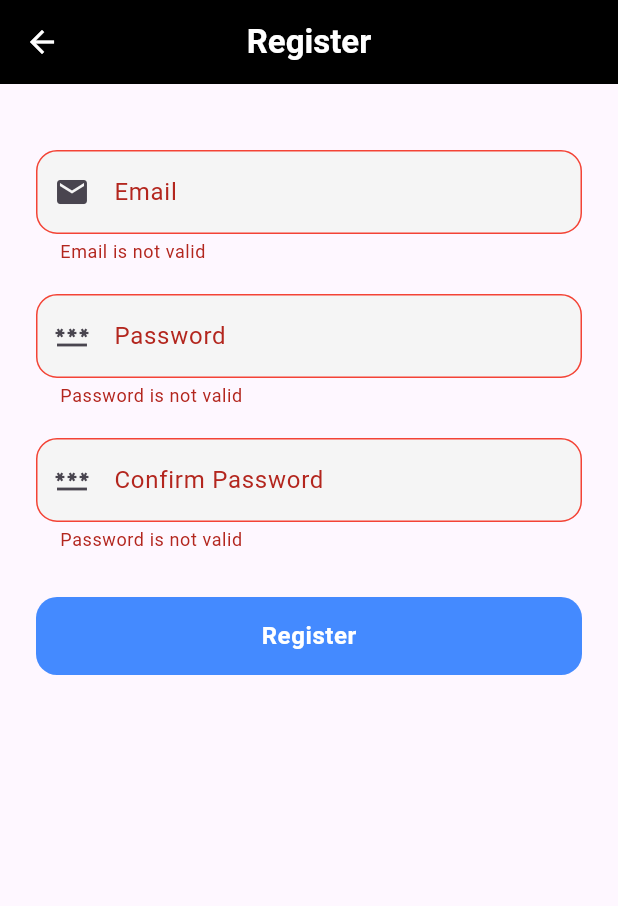
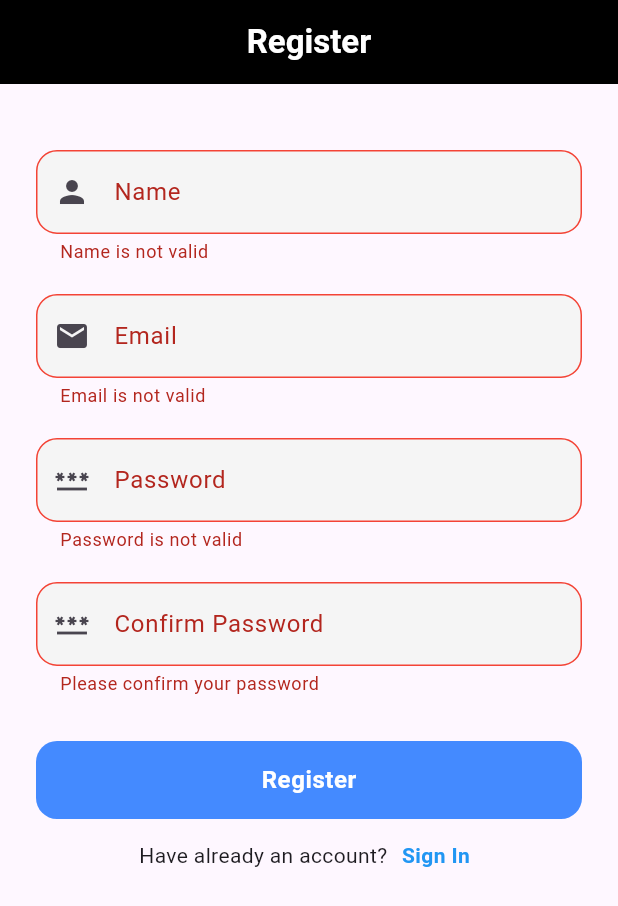
Before and after one commit to Rebllion-Fallen-Angel/dictionary-english-to-khmer, a Flutter app: the Register screen opened by its route, after a tap on "Register", on a phone screen of 412 x 824 dp. Shown: the top 906 px of the screen. Run offline on Flutter 3.47's test engine with Material 3 defaults, Android fonts, the phone set to English and light mode, and no system bars; our stand-ins replace get, shared_preferences; accounts and stored records are empty; network calls fail.

Commit message:
done with login/register

```diff
--- a/lib/main.dart
+++ b/lib/main.dart
@@ -1,3 +1,4 @@
+import 'package:directionay_english_khmer/home.dart';
 import 'package:directionay_english_khmer/login.dart';
 import 'package:directionay_english_khmer/register.dart';
 import 'package:flutter/material.dart';
@@ -12,6 +13,7 @@ void main() {
       getPages: [
         GetPage(name: '/login', page: () => LoginScreen()),
         GetPage(name: '/register', page: () => Register()),
+        GetPage(name: '/home', page: () => HomeScreen()),
       ],
       initialRoute: '/login',
     ),
--- a/lib/register.dart
+++ b/lib/register.dart
@@ -1,13 +1,58 @@
+import 'dart:convert';
+
 import 'package:flutter/material.dart';
+import 'package:get/get.dart';
+import 'package:http/http.dart' as http;
 
 class Register extends StatelessWidget {
   Register({super.key});
 
+  final String url = "https://nubbdictapi.kode4u.tech";
+
   final GlobalKey<FormState> formKey = new GlobalKey<FormState>();
+
+  final TextEditingController _nameController = TextEditingController();
+  final TextEditingController _emailController = TextEditingController();
+  final TextEditingController _passwordController = TextEditingController();
+
+  void register(String name, String email, String password) async {
+    try {
+      final response = await http.post(
+        Uri.parse("$url/api/auth/signup"),
+        headers: {"Content-Type": "application/json"},
+        body: jsonEncode({"name": name, "email": email, "password": password}),
+      );
+
+      if (response.statusCode == 201) {
+      // 1. Decode the response body
+      final Map<String, dynamic> data = jsonDecode(response.body);
+
+      // 2. Access and print the token
+      final String token = data['token'];
+      print('Registration Successful!');
+      print('Token: $token');
+
+      Get.offAllNamed('/login');
+
+    } else if (response.statusCode == 400) {
+      final Map<String, dynamic> errorData = jsonDecode(response.body);
+      print('Error: ${errorData['error']}');
+      Get.snackbar("Error", errorData['error']);
+    } else {
+      print('Failed with status: ${response.statusCode}');
+    }
+    } catch (e) {
+      print('Error: $e');
+    }
+  }
 
   void _handleRegister() {
     if (formKey.currentState!.validate()) {
-      print('form is valid');
+      register(
+        _nameController.text,
+        _emailController.text,
+        _passwordController.text,
+      );
     } else {
       print('form is not valid');
     }
@@ -17,9 +62,7 @@ class Register extends StatelessWidget {
   Widget build(BuildContext context) {
     return Scaffold(
       appBar: AppBar(
-        leading: BackButton(
-          color: Colors.white,
-        ),
+        automaticallyImplyLeading: false,
         title: Text(
           'Register',
           style: TextStyle(fontWeight: FontWeight.bold, color: Colors.white),
@@ -36,6 +79,41 @@ class Register extends StatelessWidget {
               SizedBox(height: 20),
               TextFormField(
                 textInputAction: TextInputAction.next,
+                controller: _nameController,
+                decoration: InputDecoration(
+                  labelText: 'Name',
+                  hintText: 'Enter your name',
+                  prefixIcon: Icon(Icons.person),
+                  filled: true,
+                  fillColor: Colors.grey.shade100,
+                  border: OutlineInputBorder(
+                    borderRadius: BorderRadius.circular(14),
+                  ),
+                  enabledBorder: OutlineInputBorder(
+                    borderRadius: BorderRadius.circular(14),
+                    borderSide: BorderSide(color: Colors.grey),
+                  ),
+                  focusedBorder: OutlineInputBorder(
+                    borderRadius: BorderRadius.circular(14),
+                    borderSide: BorderSide(color: Colors.blue, width: 2),
+                  ),
+                  errorBorder: OutlineInputBorder(
+                    borderRadius: BorderRadius.circular(14),
+                    borderSide: BorderSide(color: Colors.red),
+                  ),
+                ),
+                validator: (value) {
+                  RegExp name = RegExp(r'^[A-Za-z ]{2,50}$');
+                  if (!name.hasMatch(value!)) {
+                    return 'Name is not valid';
+                  }
+                  return null;
+                },
+              ),
+              SizedBox(height: 20),
+              TextFormField(
+                textInputAction: TextInputAction.next,
+                controller: _emailController,
                 decoration: InputDecoration(
                   labelText: 'Email',
                   hintText: 'Enter your email',
@@ -59,10 +137,10 @@ class Register extends StatelessWidget {
                   ),
                 ),
                 validator: (value) {
-                  RegExp reg = RegExp(
+                  RegExp email = RegExp(
                     r'^[a-zA-Z0-9._%+-]+@[a-zA-Z0-9.-]+\.[a-zA-Z]{2,}$',
                   );
-                  if (!reg.hasMatch(value!)) {
+                  if (!email.hasMatch(value!)) {
                     return 'Email is not valid';
                   }
                   return null;
@@ -73,6 +151,7 @@ class Register extends StatelessWidget {
                 textInputAction: TextInputAction.next,
                 obscureText: true,
                 obscuringCharacter: '*',
+                controller: _passwordController,
                 decoration: InputDecoration(
                   labelText: 'Password',
                   hintText: 'Enter your password',
@@ -96,10 +175,10 @@ class Register extends StatelessWidget {
                   ),
                 ),
                 validator: (value) {
-                  RegExp reg = RegExp(
+                  RegExp password = RegExp(
                     r'^(?=.*[a-z])(?=.*[A-Z])(?=.*\d)(?=.*[^A-Za-z0-9]).{8,}$',
                   );
-                  if (!reg.hasMatch(value!)) {
+                  if (!password.hasMatch(value!)) {
                     return 'Password is not valid';
                   }
                   return null;
@@ -134,11 +213,11 @@ class Register extends StatelessWidget {
                   ),
                 ),
                 validator: (value) {
-                  RegExp reg = RegExp(
-                    r'^(?=.*[a-z])(?=.*[A-Z])(?=.*\d)(?=.*[^A-Za-z0-9]).{8,}$',
-                  );
-                  if (!reg.hasMatch(value!)) {
-                    return 'Password is not valid';
+                  if (value == null || value.isEmpty) {
+                    return 'Please confirm your password';
+                  }
+                  if (value != _passwordController.text) {
+                    return 'Passwords do not match';
                   }
                   return null;
                 },
@@ -146,10 +225,6 @@ class Register extends StatelessWidget {
               SizedBox(height: 30),
               ElevatedButton(
                 onPressed: () {
-                  // if (formKey.currentState!.validate()) {
-                  //   print('form is valid');
-                  // } else
-                  //   print('form is not valid');
                   _handleRegister();
                 },
                 style: ElevatedButton.styleFrom(
@@ -170,6 +245,29 @@ class Register extends StatelessWidget {
                   ),
                 ),
               ),
+              SizedBox(height: 10),
+              Row(
+                mainAxisAlignment: MainAxisAlignment.center,
+                children: [
+                  Text("Have already an account?"),
+                  InkWell(
+                    borderRadius: BorderRadius.circular(8),
+                    onTap: () {
+                      Get.offAllNamed('/login');
+                    },
+                    child: Container(
+                      padding: EdgeInsets.symmetric(vertical: 4, horizontal: 6),
+                      child: Text(
+                        ' Sign In',
+                        style: TextStyle(
+                          color: Colors.blue,
+                          fontWeight: FontWeight.bold,
+                        ),
+                      ),
+                    ),
+                  ),
+                ],
+              ),
             ],
           ),
         ),
--- a/pubspec.yaml
+++ b/pubspec.yaml
@@ -10,6 +10,8 @@ dependencies:
   flutter:
     sdk: flutter
   get: ^4.7.3
+  http: ^0.13.0
+  shared_preferences: ^2.5.3
 
 dev_dependencies:
   flutter_test:
```
Also changed, not shown: lib/home.dart (added, +89 -0 lines), lib/login.dart (+35 -1 lines), pubspec.lock, 1 other file.
